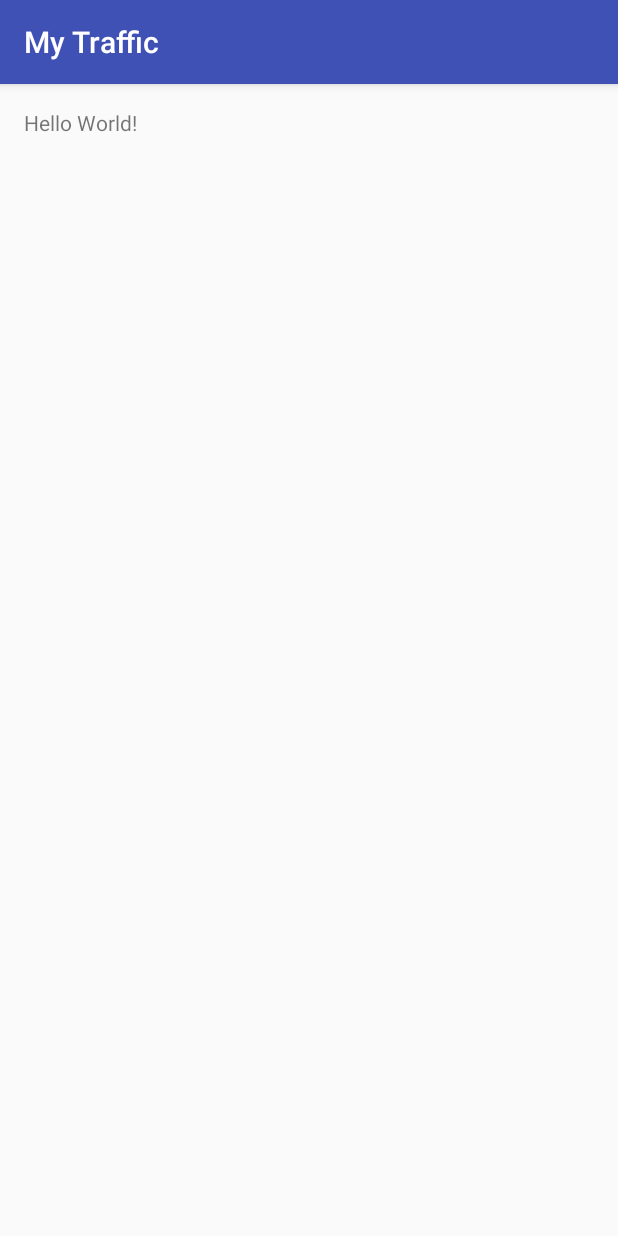
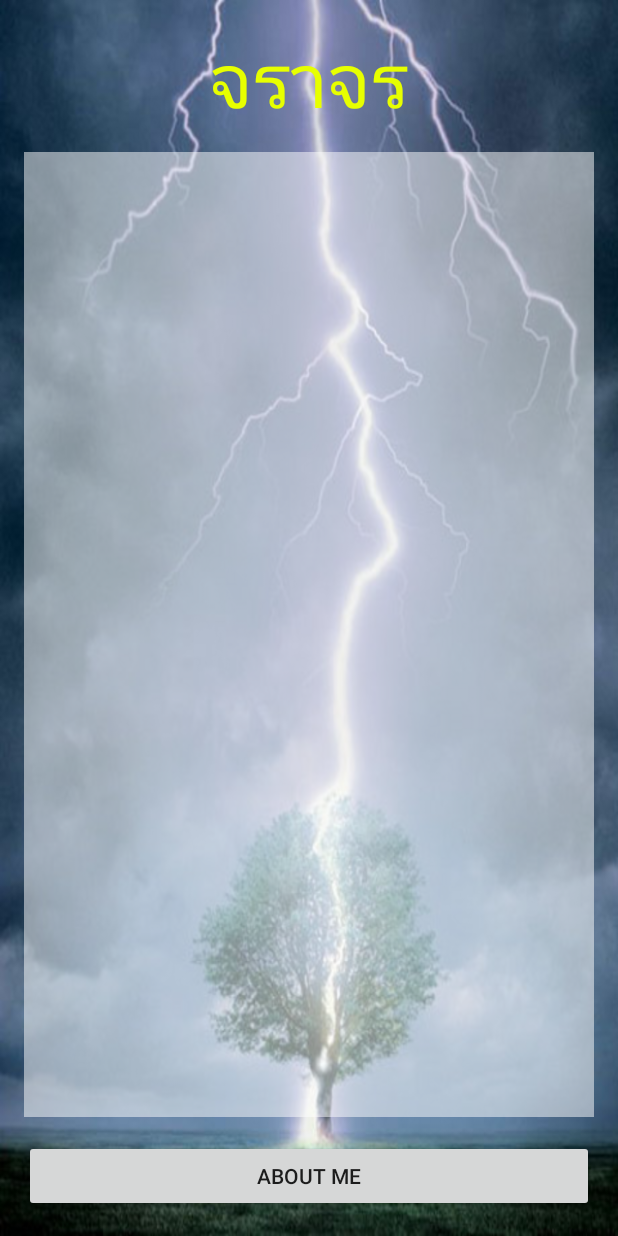
Before and after one commit to manonat/My-Traffic, an Android app: the screen it shows after launch (MainActivity), on a phone screen of 412 x 824 dp. Run offline under Robolectric (Android 15) with nearby library versions, the phone set to English and light mode, and no system bars.

Commit message:
ออกแบบUI แล้ว

```diff
--- a/app/src/main/res/layout/activity_main.xml
+++ b/app/src/main/res/layout/activity_main.xml
@@ -7,10 +7,32 @@
     android:paddingLeft="@dimen/activity_horizontal_margin"
     android:paddingRight="@dimen/activity_horizontal_margin"
     android:paddingTop="@dimen/activity_vertical_margin"
-    tools:context="com.watjakdeng.manonat.mytraffic.MainActivity">
+    tools:context="com.watjakdeng.manonat.mytraffic.MainActivity"
+    android:background="@drawable/bg0">
 
     <TextView
         android:layout_width="wrap_content"
         android:layout_height="wrap_content"
-        android:text="Hello World!" />
+        android:text="@string/title_manin"
+        android:id="@+id/textView"
+        android:textSize="@dimen/h1"
+        android:layout_centerHorizontal="true"
+        android:textColor="@color/text" />
+
+    <Button
+        android:layout_width="match_parent"
+        android:layout_height="wrap_content"
+        android:text="About Me"
+        android:id="@+id/button"
+        android:layout_alignParentBottom="true" />
+
+    <ListView
+        android:layout_width="wrap_content"
+        android:layout_height="wrap_content"
+        android:id="@+id/listView"
+        android:layout_below="@+id/textView"
+        android:layout_above="@+id/button"
+        android:layout_marginTop="15dp"
+        android:layout_marginBottom="15dp"
+        android:background="#82ffffff" />
 </RelativeLayout>
--- a/app/src/main/res/values/colors.xml
+++ b/app/src/main/res/values/colors.xml
@@ -3,4 +3,7 @@
     <color name="colorPrimary">#3F51B5</color>
     <color name="colorPrimaryDark">#303F9F</color>
     <color name="colorAccent">#FF4081</color>
+
+
+    <color name="text">#e7ff00</color>
 </resources>
--- a/app/src/main/res/values/dimens.xml
+++ b/app/src/main/res/values/dimens.xml
@@ -2,4 +2,6 @@
     <!-- Default screen margins, per the Android Design guidelines. -->
     <dimen name="activity_horizontal_margin">16dp</dimen>
     <dimen name="activity_vertical_margin">16dp</dimen>
+    <dimen name="h1">50sp</dimen>
+    <dimen name="h2">20sp</dimen>
 </resources>
--- a/app/src/main/res/values/strings.xml
+++ b/app/src/main/res/values/strings.xml
@@ -1,3 +1,6 @@
 <resources>
     <string name="app_name">My Traffic</string>
+
+    <string name="title_manin">จราจร</string>
+
 </resources>
--- a/app/src/main/res/values/styles.xml
+++ b/app/src/main/res/values/styles.xml
@@ -1,7 +1,7 @@
 <resources>
 
     <!-- Base application theme. -->
-    <style name="AppTheme" parent="Theme.AppCompat.Light.DarkActionBar">
+    <style name="AppTheme" parent="Theme.AppCompat.Light.NoActionBar">
         <!-- Customize your theme here. -->
         <item name="colorPrimary">@color/colorPrimary</item>
         <item name="colorPrimaryDark">@color/colorPrimaryDark</item>
```
Also changed, not shown: app/src/main/res/drawable/bg0.png (added).
